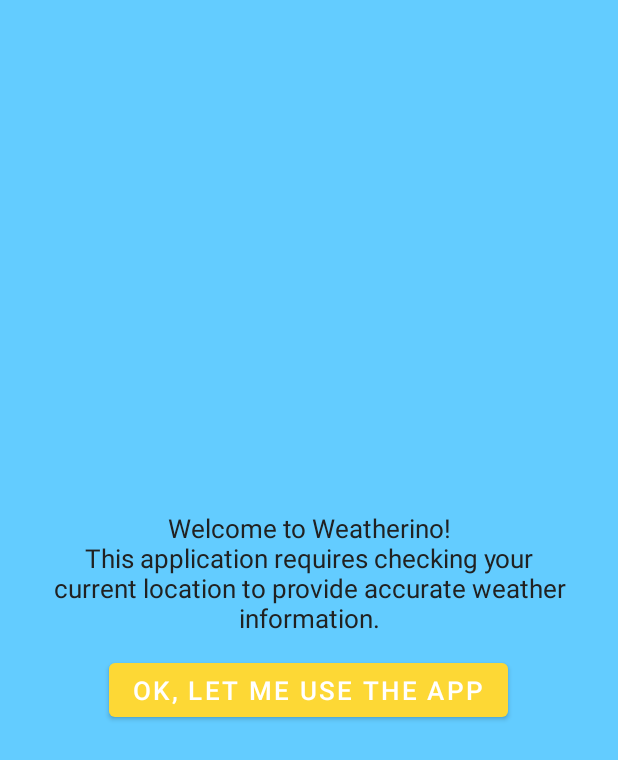
After one commit to veit270/Weatherino, an Android app: the layout fragment_introduction.xml on its own in the app's theme, with its tools: preview values and no code run, on a phone screen of 412 x 824 dp. The commit adds this screen. Shown: the top 760 px of the screen. Run offline under Robolectric (Android 15) with nearby library versions, the phone set to English and light mode, and no system bars; network calls fail.

Commit message:
LocationProvider implemented, IntroductionFragment

```diff
--- a/app/build.gradle
+++ b/app/build.gradle
@@ -62,6 +62,7 @@ dependencies {
 
     implementation "com.github.bumptech.glide:glide:$glideVersion"
     annotationProcessor "com.github.bumptech.glide:compiler:$glideVersion"
+    implementation 'com.google.android.gms:play-services-location:20.0.0'
 
     // Navigation
     implementation("androidx.navigation:navigation-fragment-ktx:$navigationVersion")
--- a/app/src/main/AndroidManifest.xml
+++ b/app/src/main/AndroidManifest.xml
@@ -4,6 +4,7 @@
     package="com.veit.app.weatherino">
 
     <uses-permission android:name="android.permission.INTERNET" />
+    <uses-permission android:name="android.permission.ACCESS_COARSE_LOCATION" />
 
     <application
         android:allowBackup="true"
--- a/app/src/main/java/com/veit/app/weatherino/di/AppModule.kt
+++ b/app/src/main/java/com/veit/app/weatherino/di/AppModule.kt
@@ -1,5 +1,6 @@
 package com.veit.app.weatherino.di
 
+import android.content.Context
 import com.google.gson.GsonBuilder
 import com.veit.app.weatherino.api.RequestInterceptor
 import com.veit.app.weatherino.api.Weather
@@ -12,6 +13,7 @@ import com.veit.app.weatherino.utils.*
 import dagger.Module
 import dagger.Provides
 import dagger.hilt.InstallIn
+import dagger.hilt.android.qualifiers.ApplicationContext
 import dagger.hilt.components.SingletonComponent
 import okhttp3.Interceptor
 import okhttp3.OkHttpClient
@@ -77,8 +79,8 @@ object AppModule {
 
     @Provides
     @Singleton
-    fun provideLocationProvider(): LocationProvider {
-        return LocationProviderImpl()
+    fun provideLocationProvider(@ApplicationContext context: Context): LocationProvider {
+        return LocationProviderImpl(context)
     }
 
     @Provides
--- /dev/null
+++ b/app/src/main/res/layout/fragment_introduction.xml
@@ -0,0 +1,34 @@
+<?xml version="1.0" encoding="utf-8"?>
+<layout>
+    <FrameLayout xmlns:android="http://schemas.android.com/apk/res/android"
+        xmlns:tools="http://schemas.android.com/tools"
+        android:layout_width="match_parent"
+        android:layout_height="match_parent"
+        tools:context=".ui.introduction.IntroductionFragment">
+
+        <LinearLayout
+            android:layout_width="match_parent"
+            android:layout_height="wrap_content"
+            android:layout_gravity="center"
+            android:gravity="center"
+            android:layout_marginHorizontal="@dimen/margin_standard"
+            android:orientation="vertical">
+
+            <TextView
+                android:layout_width="match_parent"
+                android:layout_height="match_parent"
+                android:text="@string/introduction"
+                android:textAlignment="center"
+                android:textSize="@dimen/mediumText"
+                android:layout_marginBottom="@dimen/margin_small"/>
+
+            <Button
+                android:layout_width="wrap_content"
+                android:layout_height="wrap_content"
+                android:text="@string/introduction_button_text"
+                android:id="@+id/requestPermissionButton"/>
+
+        </LinearLayout>
+
+    </FrameLayout>
+</layout>
--- a/app/src/main/res/values/strings.xml
+++ b/app/src/main/res/values/strings.xml
@@ -9,4 +9,8 @@
     <string name="ok">Ok</string>
     <string name="name">name</string>
     <string name="data_not_available">Data not available yet</string>
+    <string name="introduction">Welcome to Weatherino!\nThis application requires checking your current location to provide accurate weather information.</string>
+    <string name="introduction_button_text">OK, let me use the app</string>
+    <string name="permission_not_granted_title">Permission not granted</string>
+    <string name="permission_not_granted_message">You can change the permission in the app\'s settings</string>
 </resources>
```
Also changed, not shown: app/src/main/java/com/veit/app/weatherino/ui/introduction/IntroductionFragment.kt (added, +61 -0 lines), app/src/main/java/com/veit/app/weatherino/ui/main/MainViewModel.kt (+16 -7 lines), app/src/main/java/com/veit/app/weatherino/utils/LocationProvider.kt (+64 -2 lines), app/src/main/res/navigation/nav_graph.xml (+17 -4 lines), 1 other file.
